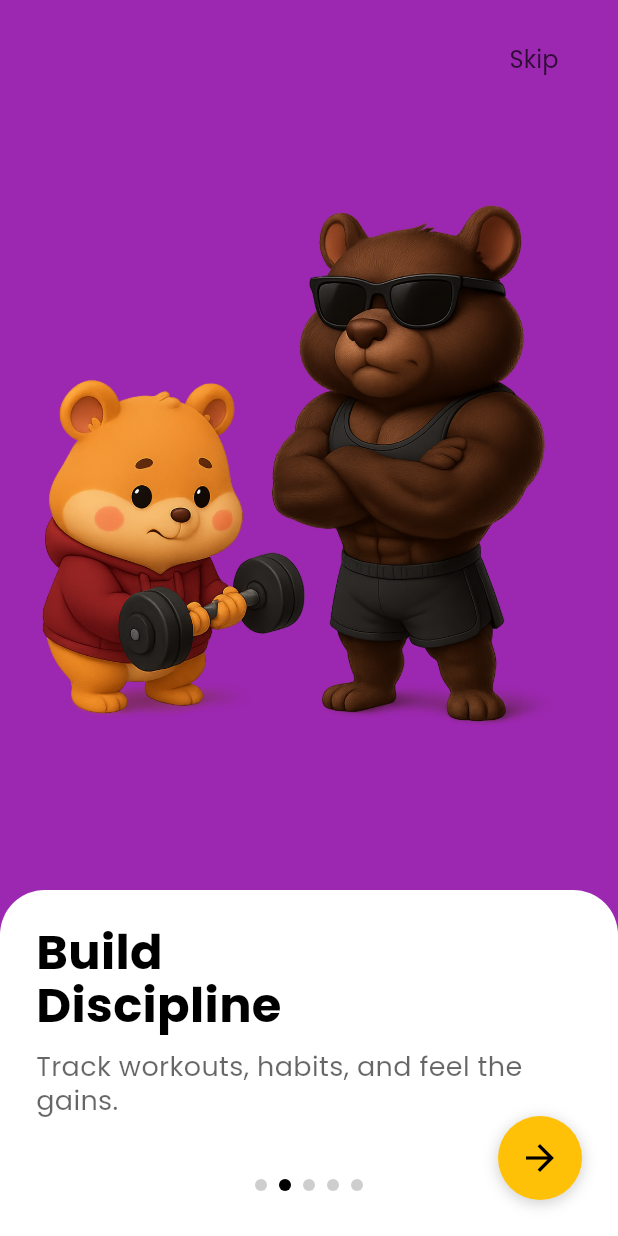
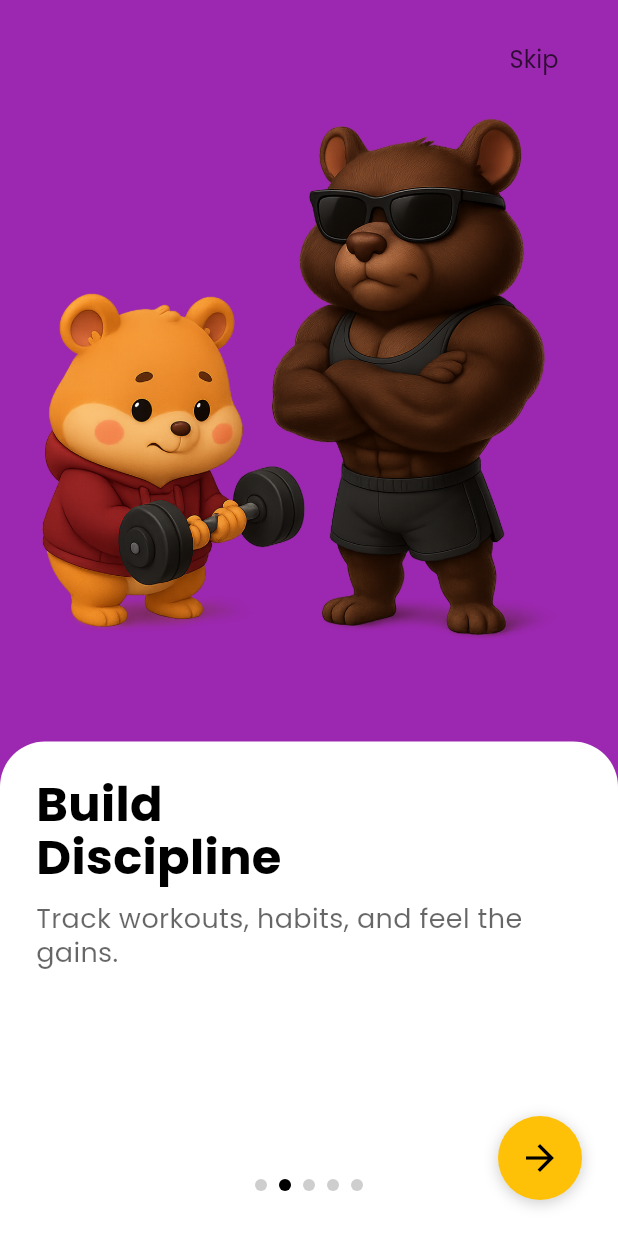
Before and after one commit to Sourav-6/habitster, a Flutter app: the screen it shows after launch, swiped to page 2, on a phone screen of 412 x 824 dp. Run offline on Flutter 3.47's test engine with Material 3 defaults, Android fonts, the phone set to English and light mode, and no system bars.

Commit message:
95% OBS achvd

```diff
--- a/lib/screens/obs/onboarding_screen.dart
+++ b/lib/screens/obs/onboarding_screen.dart
@@ -1,4 +1,5 @@
 import 'package:flutter/material.dart';
+import 'package:flutter/services.dart';
 
 void main() {
   runApp(const MyApp());
@@ -30,6 +31,17 @@ class OnboardingScreen extends StatefulWidget {
 class _OnboardingScreenState extends State<OnboardingScreen> {
   final PageController _pageController = PageController();
   int _currentPage = 0;
+
+  @override
+  void initState() {
+    super.initState();
+    WidgetsBinding.instance.addPostFrameCallback((_) {
+      // Precache all images after the first frame
+      for (var page in _pages) {
+        precacheImage(AssetImage(page['image']), context);
+      }
+    });
+  }
 
   final List<Map<String, dynamic>> _pages = [
     {
@@ -68,8 +80,15 @@ class _OnboardingScreenState extends State<OnboardingScreen> {
 
   @override
   Widget build(BuildContext context) {
-    return Scaffold(
-      backgroundColor: Colors.yellow, // Background outside the card
+    return AnnotatedRegion<SystemUiOverlayStyle>(
+      value: SystemUiOverlayStyle(
+        statusBarColor: Colors.transparent,
+        statusBarIconBrightness: Brightness.dark,
+        systemNavigationBarColor: _pages[_currentPage]['color'],
+        systemNavigationBarIconBrightness: Brightness.dark,
+      ),
+      child: Scaffold(
+        backgroundColor: _pages[_currentPage]['color'],
         body: SafeArea(
           child: PageView.builder(
             controller: _pageController,
@@ -82,6 +101,7 @@ class _OnboardingScreenState extends State<OnboardingScreen> {
                 return _buildOnboardingPage(context, index);
               }
             },
+          ),
         ),
       ),
     );
@@ -100,7 +120,7 @@ class _OnboardingScreenState extends State<OnboardingScreen> {
           bottom: 0,
           left: 0,
           right: 0,
-          height: MediaQuery.of(context).size.height * 0.28, // Original height
+          height: MediaQuery.of(context).size.height * 0.40, // Increased from 0.28
           child: Container(
             decoration: const BoxDecoration(
               color: Colors.white,
@@ -136,9 +156,9 @@ class _OnboardingScreenState extends State<OnboardingScreen> {
           ),
         ),
 
-        // Mascot Image
+        // Mascot Image - adjusted position
         Positioned(
-          top: MediaQuery.of(context).size.height * 0.15,
+          top: MediaQuery.of(context).size.height * 0.08, // Adjusted from 0.15
           left: 0,
           right: 0,
           child: Image.asset(
```
Lines whose indentation alone changed are shown as unchanged.
